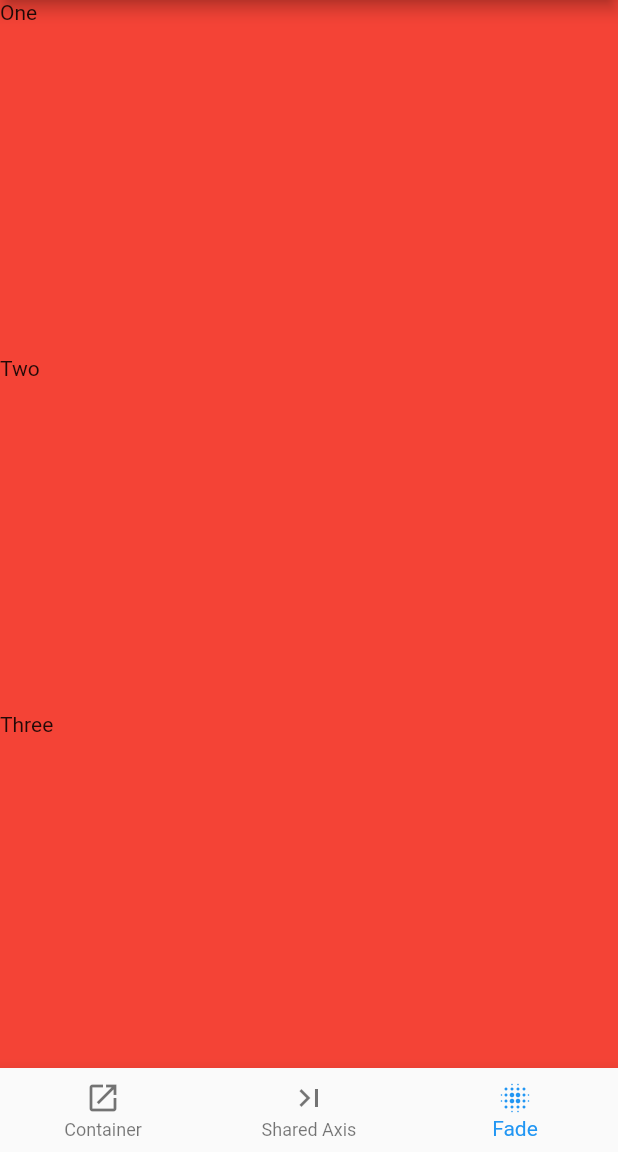
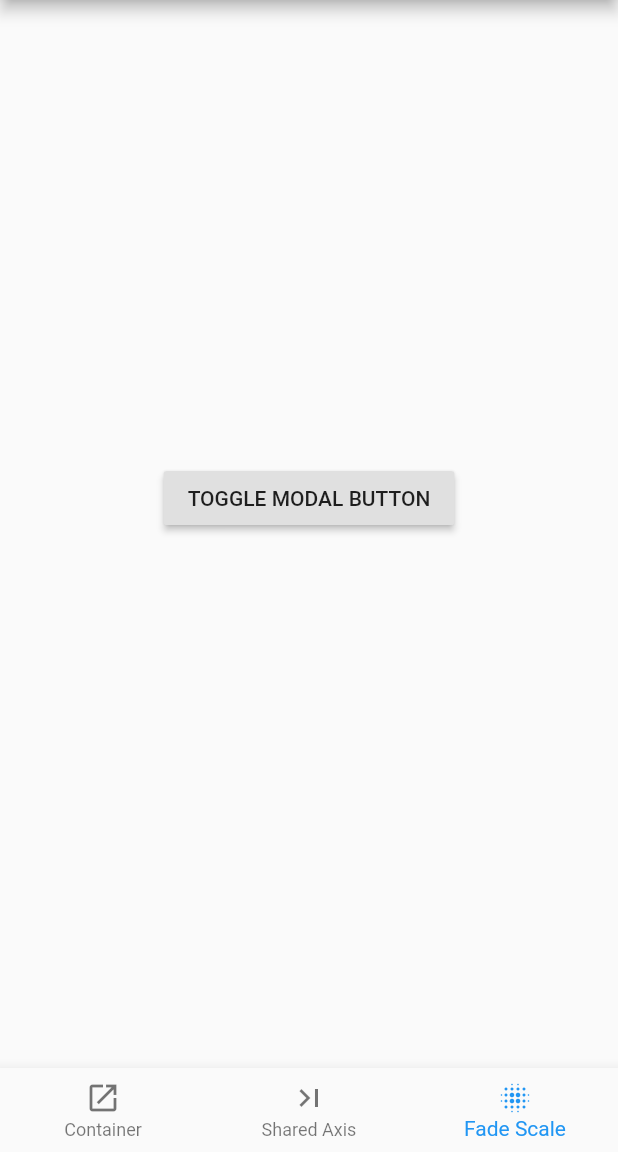
Before and after one commit to udos86/flutter-material-motion, a Flutter app: the screen it shows after launch, item 3 of the bottom bar chosen, on a phone screen of 412 x 824 dp, the part 84-1236 px from its top. Run offline on Flutter 3.47's test engine with Material 2 defaults, Android fonts, the phone set to English and light mode, and no system bars.

Commit message:
adds fade scale transition

```diff
--- /dev/null
+++ b/lib/fade_scale.dart
@@ -0,0 +1,89 @@
+import 'package:animations/animations.dart';
+import 'package:flutter/material.dart';
+
+class FadeScaleWidget extends StatefulWidget {
+  @override
+  _FadeScaleWidgetState createState() => _FadeScaleWidgetState();
+}
+
+class _FadeScaleWidgetState extends State<FadeScaleWidget>
+    with SingleTickerProviderStateMixin {
+  AnimationController _controller;
+
+  @override
+  void initState() {
+    _controller = AnimationController(
+      value: 0.0,
+      duration: const Duration(milliseconds: 500),
+      reverseDuration: const Duration(milliseconds: 500),
+      vsync: this,
+    )..addStatusListener((AnimationStatus status) {
+        setState(() {});
+      });
+    super.initState();
+  }
+
+  @override
+  void dispose() {
+    _controller.dispose();
+    super.dispose();
+  }
+
+  @override
+  Widget build(BuildContext context) {
+    return SizedBox.expand(
+      child: Column(
+        mainAxisAlignment: MainAxisAlignment.center,
+        children: [
+          RaisedButton(
+            onPressed: () {
+              final forward = _controller.status == AnimationStatus.dismissed;
+              forward ? _controller.forward() : _controller.reverse();
+            },
+            child: const Text('TOGGLE MODAL BUTTON'),
+          ),
+          AnimatedBuilder(
+            animation: _controller,
+            builder: (BuildContext context, Widget child) {
+              return FadeScaleTransition(
+                animation: _controller,
+                child: child,
+              );
+            },
+            child: Opacity(
+              opacity: _controller.status != AnimationStatus.dismissed ? 1 : 0,
+              child: RaisedButton(
+                child: const Text('SHOW MODAL'),
+                onPressed: () {
+                  showModal<void>(
+                    context: context,
+                    builder: (BuildContext context) => _AlertDialog(),
+                  );
+                },
+              ),
+            ),
+          ),
+        ],
+      ),
+    );
+  }
+}
+
+class _AlertDialog extends StatelessWidget {
+  @override
+  Widget build(BuildContext context) {
+    return AlertDialog(
+      content: const Text('Alert Dialog'),
+      actions: <Widget>[
+        FlatButton(
+          onPressed: () => Navigator.of(context).pop(),
+          child: const Text('CANCEL'),
+        ),
+        FlatButton(
+          onPressed: () => Navigator.of(context).pop(),
+          child: const Text('DISCARD'),
+        ),
+      ],
+    );
+  }
+}
--- a/lib/main.dart
+++ b/lib/main.dart
@@ -1,5 +1,6 @@
 import 'package:animations/animations.dart';
 import 'package:flutter/material.dart';
+import 'package:flutter_material_motion/fade_scale.dart';
 import 'package:flutter_material_motion/shared_axis.dart';
 
 import 'container_transform.dart';
@@ -66,7 +67,7 @@ class _HomePageState extends State<HomePage> {
           ),
           BottomNavigationBarItem(
             icon: Icon(Icons.blur_on),
-            title: Text('Fade'),
+            title: Text('Fade Scale'),
           ),
         ],
         currentIndex: _currentIndex,
@@ -86,23 +87,7 @@ class _HomePageState extends State<HomePage> {
       case 1:
         return SharedAxisWidget();
       case 2:
-        return Container(
-          color: Colors.red,
-          child: Column(
-            crossAxisAlignment: CrossAxisAlignment.stretch,
-            children: [
-              Expanded(
-                child: Text('One'),
-              ),
-              Expanded(
-                child: Text('Two'),
-              ),
-              Expanded(
-                child: Text('Three'),
-              )
-            ],
-          ),
-        );
+        return FadeScaleWidget();
       default:
         throw Exception('Invalid index');
     }
--- a/lib/shared_axis.dart
+++ b/lib/shared_axis.dart
@@ -27,7 +27,7 @@ class _SharedAxisWidgetState extends State<SharedAxisWidget> {
                 child: child,
                 animation: animation,
                 secondaryAnimation: secondaryAnimation,
-                transitionType: SharedAxisTransitionType.scaled,
+                transitionType: SharedAxisTransitionType.horizontal,
               );
             },
             child: StepWidget(
```
